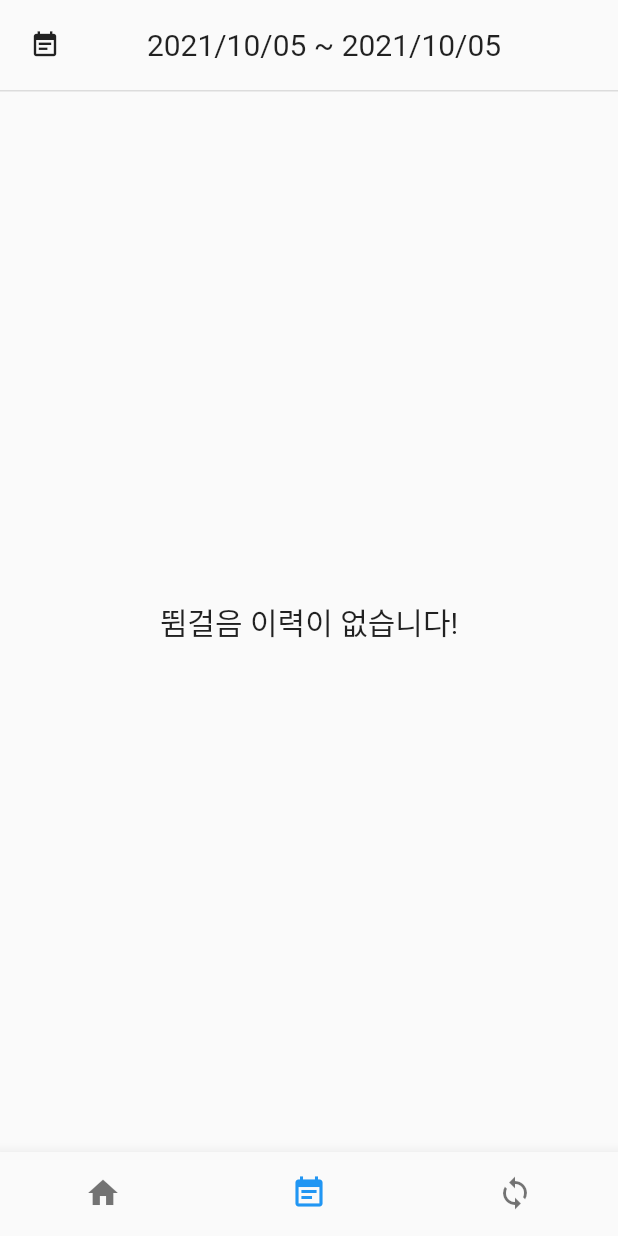
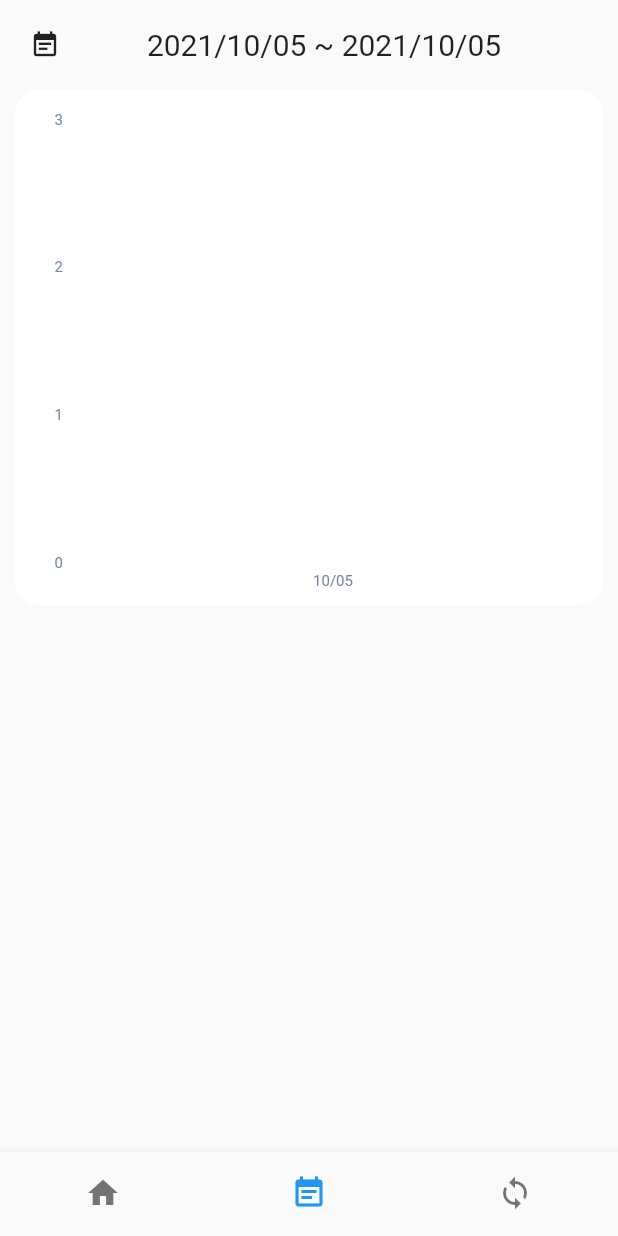
Before and after one commit to osamhack2021/APP_IoT_Jilju_Jilju, a Flutter app: the screen it shows after launch, item 2 of the bottom bar chosen, on a phone screen of 412 x 824 dp. Run offline on Flutter 3.47's test engine with Material 2 defaults, Android fonts, the phone set to English and light mode, and no system bars; drawn by our look-alikes of fl_chart; our stand-ins replace flutter_blue, geolocator, hive_flutter, syncfusion_flutter_datepicker, toggle_switch; accounts and stored records are empty.

Commit message:
Detail 페이지 완성

```diff
--- a/APP/jilju/lib/chart.dart
+++ b/APP/jilju/lib/chart.dart
@@ -3,15 +3,14 @@ import 'dart:math';
 import 'package:flutter/material.dart';
 import 'package:fl_chart/fl_chart.dart';
 import 'package:intl/intl.dart';
-import 'package:jilju/home.dart';
-import 'package:jilju/util.dart';
 
 import 'model/jilju.dart';
 
 class JiljuBarChart extends StatefulWidget {
   final Map<DateTime, List<Jilju>> _jiljuMap;
+  final void Function(FlTouchEvent, BarTouchResponse?)? _touchCallback;
   final double maxY;
-  JiljuBarChart(this._jiljuMap, {Key? key})
+  JiljuBarChart(this._jiljuMap, this._touchCallback, {Key? key})
       : maxY = getMaxY(_jiljuMap),
         super(key: key);
 
@@ -85,16 +84,7 @@ class _JiljuBarChartState extends State<JiljuBarChart> {
 
   BarTouchData get barTouchData => BarTouchData(
         enabled: true,
-        touchCallback: (event, response) {
-          if (!event.isInterestedForInteractions ||
-              response == null ||
-              response.spot == null) {
-            return;
-          }
-          context
-              .findAncestorStateOfType<HomePageState>()!
-              .updateBottomTexts(response.spot!.touchedBarGroupIndex);
-        },
+        touchCallback: widget._touchCallback,
         handleBuiltInTouches: false,
       );
 }
@@ -151,8 +141,7 @@ class _JiljuLineChartState extends State<JiljuLineChart> {
         bottomTitles: SideTitles(
           showTitles: true,
           getTitles: (value) {
-            DateTime dateTime = today().subtract(
-                Duration(days: (widget._jiljuMap.length - 1) - value.toInt()));
+            DateTime dateTime = widget._jiljuMap.keys.toList()[value.toInt()];
             return DateFormat('MM/dd').format(dateTime);
           },
           getTextStyles: (context, value) => const TextStyle(
--- a/APP/jilju/lib/detail.dart
+++ b/APP/jilju/lib/detail.dart
@@ -2,8 +2,8 @@ import 'package:flutter/material.dart';
 import 'package:jilju/util.dart';
 import 'package:syncfusion_flutter_datepicker/datepicker.dart';
 
+import 'chart.dart';
 import 'database.dart';
-import 'message.dart';
 import 'model/jilju.dart';
 
 class DetailPage extends StatefulWidget {
@@ -90,20 +90,13 @@ class _DetailPageState extends State<DetailPage> {
         thickness: 1,
       ),
       itemCount: jiljuList.length,
+      physics: const NeverScrollableScrollPhysics(),
+      shrinkWrap: true,
     );
   }
 
   @override
   Widget build(BuildContext context) {
-    return FutureBuilder(
-      future: DatabaseManager.getJiljuMap(
-          _startDate, _endDate.difference(_startDate).inDays + 1),
-      builder: (context, snapshot) {
-        if (snapshot.hasData) {
-          Map<DateTime, List<Jilju>> jiljuMap =
-              snapshot.data as Map<DateTime, List<Jilju>>;
-          List<Jilju> totalJiljuList =
-              jiljuMap.values.reduce((a, b) => [...a, ...b]);
     return Column(
       children: <Widget>[
         InkWell(
@@ -126,8 +119,7 @@ class _DetailPageState extends State<DetailPage> {
             ),
           ),
           onTap: () async {
-                  PickerDateRange? pickerDateRange =
-                      await _showDatePickerDialog();
+            PickerDateRange? pickerDateRange = await _showDatePickerDialog();
             if (pickerDateRange == null) {
               return;
             }
@@ -137,33 +129,46 @@ class _DetailPageState extends State<DetailPage> {
             });
           },
         ),
-              const Divider(
-                height: 1,
-                thickness: 1,
+        Expanded(
+          child: FutureBuilder(
+            future: DatabaseManager.getJiljuMap(
+                _startDate, _endDate.difference(_startDate).inDays + 1),
+            builder: (context, snapshot) {
+              if (snapshot.hasData) {
+                Map<DateTime, List<Jilju>> jiljuMap =
+                    snapshot.data as Map<DateTime, List<Jilju>>;
+                List<Jilju> totalJiljuList =
+                    jiljuMap.values.reduce((a, b) => [...a, ...b]);
+                return SingleChildScrollView(
+                  child: Column(
+                    children: <Widget>[
+                      AspectRatio(
+                        aspectRatio: 1.2,
+                        child: Card(
+                          margin: const EdgeInsets.symmetric(horizontal: 10),
+                          shape: RoundedRectangleBorder(
+                            borderRadius: BorderRadius.circular(16),
                           ),
-              Expanded(
-                  child: totalJiljuList.isEmpty
-                      ? Center(
-                          child: Text(
-                            MessageManager.messageString[6],
-                            style: const TextStyle(fontSize: 20),
+                          elevation: 0,
+                          child: Padding(
+                            padding: const EdgeInsets.fromLTRB(10, 20, 20, 0),
+                            child: jiljuMap.length <= 7
+                                ? JiljuBarChart(jiljuMap, null)
+                                : JiljuLineChart(jiljuMap),
                           ),
-                        )
-                      : _buildListViewOfJiljus(totalJiljuList)),
+                        ),
+                      ),
+                      _buildListViewOfJiljus(totalJiljuList),
                     ],
-          );
-        } else if (snapshot.hasError) {
-          return const SizedBox.shrink();
-        } else {
-          return const Center(
-            child: SizedBox(
-              width: 100,
-              height: 100,
-              child: CircularProgressIndicator(),
                   ),
                 );
+              } else {
+                return const SizedBox.shrink();
               }
             },
+          ),
+        ),
+      ],
     );
   }
 }
--- a/APP/jilju/lib/message.dart
+++ b/APP/jilju/lib/message.dart
@@ -8,7 +8,6 @@ class MessageManager {
     'characteristic not found',
     '비밀번호는 8자리 숫자입니다.',
     '검색된 기기가 없습니다!',
-    '뜀걸음 이력이 없습니다!',
   ];
 
   static void showMessageDialog(BuildContext context, int messageId) {
```
Also changed, not shown: APP/jilju/lib/home.dart (+14 -18 lines). Lines whose indentation alone changed are shown as unchanged.
